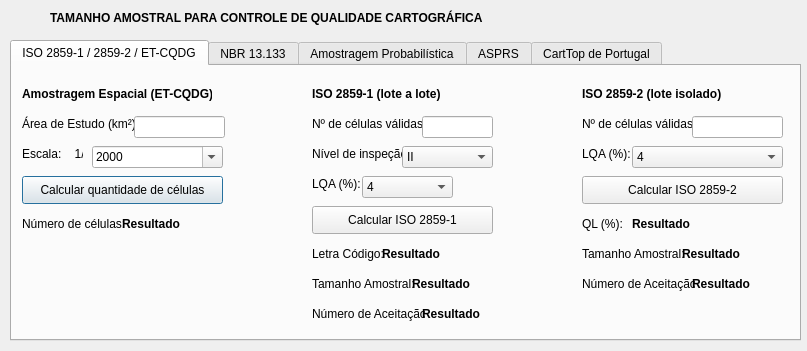
The window that gui/tamanhoamostral_qt.ui (afonsopsantos/plugin_GeoPEC) describes before a commit, drawn with Qt 5.
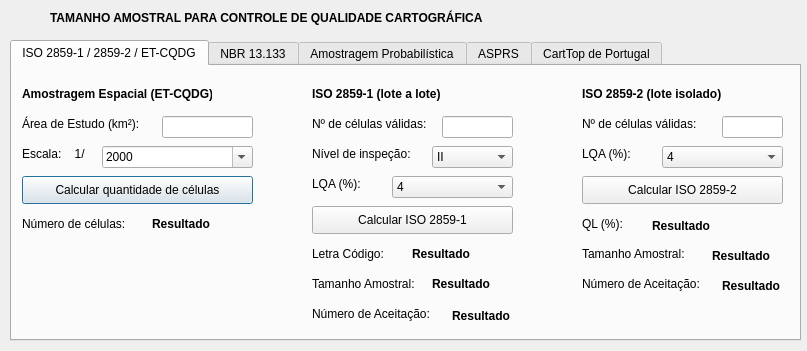
The same window after the commit. Icons and pictures are not drawn.

```diff
--- a/gui/tamanhoamostral_qt.ui
+++ b/gui/tamanhoamostral_qt.ui
@@ -37,7 +37,6 @@
     </property>
     <property name="font">
      <font>
-      <weight>50</weight>
       <bold>false</bold>
      </font>
     </property>
@@ -98,9 +97,9 @@
      <widget class="QComboBox" name="comboBox">
       <property name="geometry">
        <rect>
-        <x>80</x>
+        <x>90</x>
         <y>80</y>
-        <width>131</width>
+        <width>151</width>
         <height>22</height>
        </rect>
       </property>
@@ -176,7 +175,7 @@
      <widget class="QLineEdit" name="lineEdit">
       <property name="geometry">
        <rect>
-        <x>122</x>
+        <x>150</x>
         <y>50</y>
         <width>91</width>
         <height>22</height>
@@ -197,7 +196,7 @@
        <rect>
         <x>10</x>
         <y>80</y>
-        <width>61</width>
+        <width>81</width>
         <height>16</height>
        </rect>
       </property>
@@ -210,7 +209,7 @@
        <rect>
         <x>10</x>
         <y>110</y>
-        <width>201</width>
+        <width>231</width>
         <height>28</height>
        </rect>
       </property>
@@ -229,7 +228,7 @@
        <rect>
         <x>10</x>
         <y>150</y>
-        <width>111</width>
+        <width>121</width>
         <height>16</height>
        </rect>
       </property>
@@ -272,7 +271,7 @@
      <widget class="QLineEdit" name="lineEdit_3">
       <property name="geometry">
        <rect>
-        <x>410</x>
+        <x>430</x>
         <y>50</y>
         <width>71</width>
         <height>22</height>
@@ -290,7 +289,7 @@
        <rect>
         <x>300</x>
         <y>80</y>
-        <width>104</width>
+        <width>121</width>
         <height>16</height>
        </rect>
       </property>
@@ -301,9 +300,9 @@
      <widget class="QComboBox" name="comboBox_2">
       <property name="geometry">
        <rect>
-        <x>390</x>
+        <x>420</x>
         <y>80</y>
-        <width>91</width>
+        <width>81</width>
         <height>22</height>
        </rect>
       </property>
@@ -337,7 +336,7 @@
        <rect>
         <x>300</x>
         <y>110</y>
-        <width>54</width>
+        <width>81</width>
         <height>16</height>
        </rect>
       </property>
@@ -348,9 +347,9 @@
      <widget class="QComboBox" name="comboBox_3">
       <property name="geometry">
        <rect>
-        <x>350</x>
+        <x>380</x>
         <y>110</y>
-        <width>91</width>
+        <width>121</width>
         <height>22</height>
        </rect>
       </property>
@@ -422,7 +421,7 @@
        <rect>
         <x>300</x>
         <y>140</y>
-        <width>181</width>
+        <width>201</width>
         <height>28</height>
        </rect>
       </property>
@@ -438,7 +437,7 @@
        <rect>
         <x>300</x>
         <y>180</y>
-        <width>77</width>
+        <width>91</width>
         <height>16</height>
        </rect>
       </property>
@@ -451,7 +450,7 @@
        <rect>
         <x>300</x>
         <y>210</y>
-        <width>111</width>
+        <width>121</width>
         <height>16</height>
        </rect>
       </property>
@@ -464,7 +463,7 @@
        <rect>
         <x>300</x>
         <y>240</y>
-        <width>113</width>
+        <width>141</width>
         <height>16</height>
        </rect>
       </property>
@@ -496,7 +495,7 @@
        <rect>
         <x>570</x>
         <y>50</y>
-        <width>127</width>
+        <width>141</width>
         <height>16</height>
        </rect>
       </property>
@@ -507,9 +506,9 @@
      <widget class="QLineEdit" name="lineEdit_7">
       <property name="geometry">
        <rect>
-        <x>680</x>
+        <x>710</x>
         <y>50</y>
-        <width>91</width>
+        <width>61</width>
         <height>22</height>
        </rect>
       </property>
@@ -525,7 +524,7 @@
        <rect>
         <x>570</x>
         <y>80</y>
-        <width>54</width>
+        <width>71</width>
         <height>16</height>
        </rect>
       </property>
@@ -536,9 +535,9 @@
      <widget class="QComboBox" name="comboBox_4">
       <property name="geometry">
        <rect>
-        <x>620</x>
+        <x>650</x>
         <y>80</y>
-        <width>151</width>
+        <width>121</width>
         <height>22</height>
        </rect>
       </property>
@@ -594,7 +593,7 @@
        <rect>
         <x>570</x>
         <y>150</y>
-        <width>54</width>
+        <width>61</width>
         <height>16</height>
        </rect>
       </property>
@@ -607,7 +606,7 @@
        <rect>
         <x>570</x>
         <y>180</y>
-        <width>111</width>
+        <width>121</width>
         <height>16</height>
        </rect>
       </property>
@@ -620,7 +619,7 @@
        <rect>
         <x>570</x>
         <y>210</y>
-        <width>113</width>
+        <width>131</width>
         <height>16</height>
        </rect>
       </property>
@@ -631,15 +630,14 @@
      <widget class="QLabel" name="label_119">
       <property name="geometry">
        <rect>
-        <x>110</x>
+        <x>140</x>
         <y>150</y>
-        <width>111</width>
+        <width>101</width>
         <height>16</height>
        </rect>
       </property>
       <property name="font">
        <font>
-        <weight>75</weight>
         <bold>true</bold>
         <stylestrategy>PreferDefault</stylestrategy>
        </font>
@@ -651,7 +649,7 @@
      <widget class="QLabel" name="label_120">
       <property name="geometry">
        <rect>
-        <x>370</x>
+        <x>400</x>
         <y>180</y>
         <width>101</width>
         <height>16</height>
@@ -659,7 +657,6 @@
       </property>
       <property name="font">
        <font>
-        <weight>75</weight>
         <bold>true</bold>
         <stylestrategy>PreferDefault</stylestrategy>
        </font>
@@ -671,7 +668,7 @@
      <widget class="QLabel" name="label_121">
       <property name="geometry">
        <rect>
-        <x>400</x>
+        <x>420</x>
         <y>210</y>
         <width>81</width>
         <height>16</height>
@@ -679,7 +676,6 @@
       </property>
       <property name="font">
        <font>
-        <weight>75</weight>
         <bold>true</bold>
         <stylestrategy>PreferDefault</stylestrategy>
        </font>
@@ -691,15 +687,14 @@
      <widget class="QLabel" name="label_122">
       <property name="geometry">
        <rect>
-        <x>410</x>
+        <x>440</x>
         <y>240</y>
-        <width>81</width>
-        <height>16</height>
+        <width>61</width>
+        <height>20</height>
        </rect>
       </property>
       <property name="font">
        <font>
-        <weight>75</weight>
         <bold>true</bold>
         <stylestrategy>PreferDefault</stylestrategy>
        </font>
@@ -711,15 +706,14 @@
      <widget class="QLabel" name="label_123">
       <property name="geometry">
        <rect>
-        <x>620</x>
+        <x>640</x>
         <y>150</y>
-        <width>111</width>
-        <height>16</height>
+        <width>121</width>
+        <height>20</height>
        </rect>
       </property>
       <property name="font">
        <font>
-        <weight>75</weight>
         <bold>true</bold>
         <stylestrategy>PreferDefault</stylestrategy>
        </font>
@@ -731,15 +725,14 @@
      <widget class="QLabel" name="label_124">
       <property name="geometry">
        <rect>
-        <x>670</x>
+        <x>700</x>
         <y>180</y>
-        <width>111</width>
-        <height>16</height>
+        <width>61</width>
+        <height>20</height>
        </rect>
       </property>
       <property name="font">
        <font>
-        <weight>75</weight>
         <bold>true</bold>
         <stylestrategy>PreferDefault</stylestrategy>
        </font>
@@ -751,15 +744,14 @@
      <widget class="QLabel" name="label_125">
       <property name="geometry">
        <rect>
-        <x>680</x>
+        <x>710</x>
         <y>210</y>
-        <width>91</width>
-        <height>16</height>
+        <width>61</width>
+        <height>20</height>
        </rect>
       </property>
       <property name="font">
        <font>
-        <weight>75</weight>
         <bold>true</bold>
         <stylestrategy>PreferDefault</stylestrategy>
        </font>
```
Left out of the diff: 221 changed lines with no effect on the pictures.
